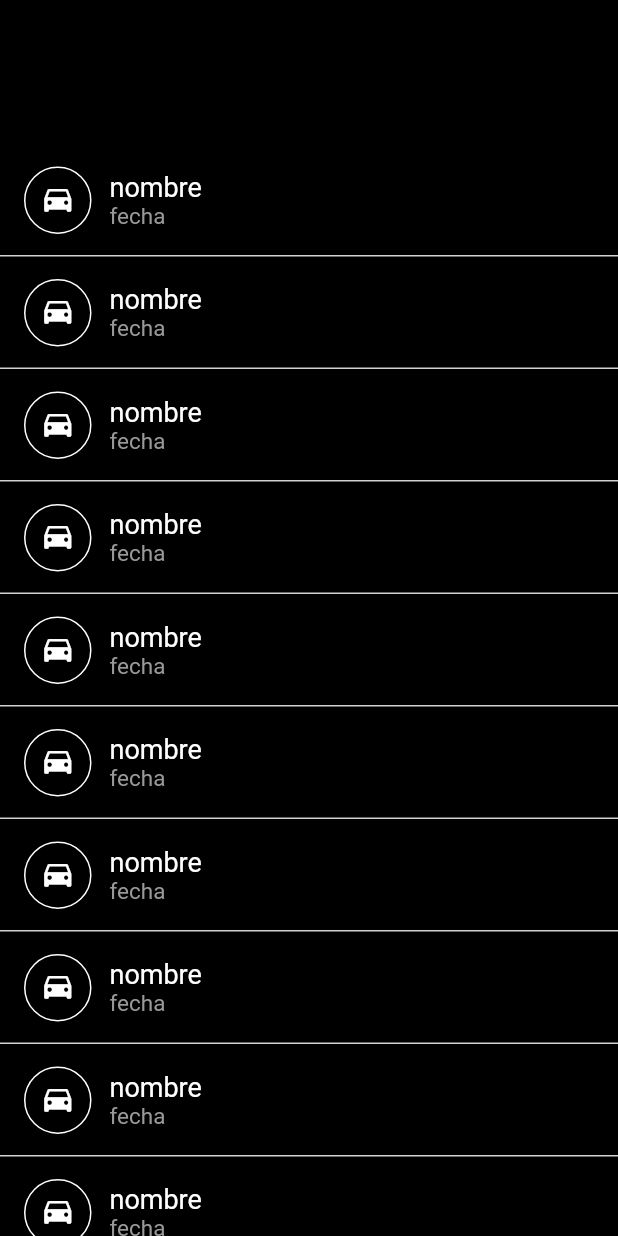
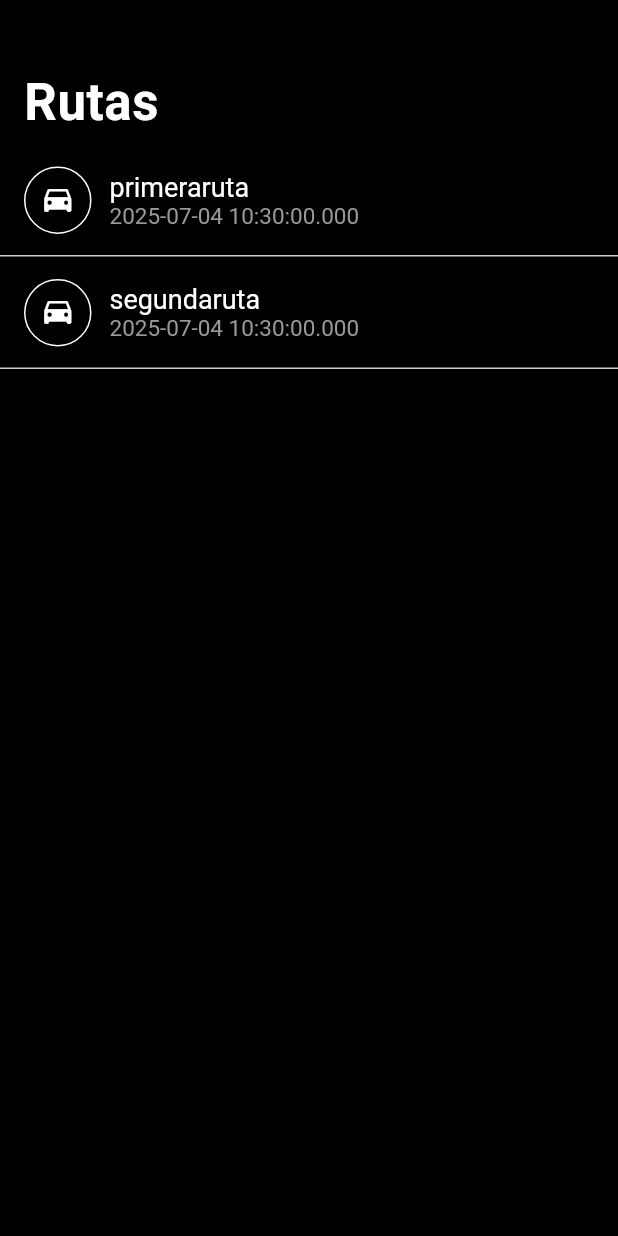
Before and after one commit to JoseManuelValderrama73/tramo, a Flutter app: the screen it shows after launch, on a phone screen of 412 x 824 dp. Run offline on Flutter 3.47's test engine with Material 3 defaults, Android fonts, the phone set to English and light mode, and no system bars; our stand-ins replace flutter_compass, geolocator, modal_bottom_sheet, stop_watch_timer.

Commit message:
trip popup y cambio a DateTime en los modelos

```diff
--- a/lib/main.dart
+++ b/lib/main.dart
@@ -3,8 +3,7 @@ import 'package:flutter/cupertino.dart';
 import 'package:geolocator/geolocator.dart';
 
 import 'package:tramo/logo.dart';
-import 'package:tramo/pages/trip.dart';
-import 'package:tramo/pages/launch.dart';
+import 'package:tramo/pages/trips/trip.dart';
 import 'package:tramo/pages/wrapper.dart';
 
 void main() {
--- a/lib/models.dart
+++ b/lib/models.dart
@@ -27,9 +27,9 @@ class Point {
 
 class TripInfo {
   late final String name;
-  late final String time;
-  late final String startTime;
-  late final String endTime;
+  late final DateTime time;
+  late final DateTime startTime;
+  late final DateTime endTime;
   late final Vehicle vehicle;
   double distance; // m
   List<Point> points = [];
@@ -39,16 +39,25 @@ class TripInfo {
   int? currentSlope;
 
   TripInfo() : distance = 0, vMax = 0, vAvg = 0, running = false;
+  TripInfo.test(this.name)
+    : distance = 0,
+      vMax = 0,
+      vAvg = 0,
+      running = false,
+      time = DateTime(1970, 1, 1, 0, 0, 0, 0, 0),
+      startTime = DateTime.now(),
+      endTime = DateTime.now(),
+      vehicle = Vehicle.car;
 
-  void start(String startTime) {
-    this.startTime = startTime;
+  void start() {
+    startTime = DateTime.now();
     running = true;
   }
 
-  void finish(String time, String end, String name, Vehicle vehicle) {
+  void finish(DateTime time, String name, Vehicle vehicle) {
     this.time = time;
     this.name = name;
-    endTime = end;
+    endTime = DateTime.now();
     running = false;
     this.vehicle = vehicle;
     // TODO: guardar en dtb
@@ -57,7 +66,7 @@ class TripInfo {
   void addPoint(Point p) {
     if (running) {
       points.add(p);
-      distance = distance + 20;
+      distance = distance + 0.02;
       int l = points.length;
       vAvg = ((vAvg! * (l - 1)) + p.v) / l;
       if (p.v > vMax!) vMax = p.v;
@@ -75,7 +84,7 @@ class TripInfo {
 
 class LaunchInfo {
   late final String name;
-  late final String startTime;
+  late final DateTime startTime;
   late final Vehicle vehicle;
   late final int vMax;
   String? zeroHundred;
@@ -87,8 +96,8 @@ class LaunchInfo {
       zeroTwohundred = null,
       zeroThreehundred = null;
 
-  void start(String startTime) {
-    this.startTime = startTime;
+  void start() {
+    startTime = DateTime.now();
   }
 
   void finish(String name, Vehicle vehicle, int vMax) {
--- a/lib/pages/home/home.dart
+++ b/lib/pages/home/home.dart
@@ -3,7 +3,7 @@ import 'package:stop_watch_timer/stop_watch_timer.dart';
 
 import 'package:tramo/constants.dart';
 import 'package:tramo/models.dart';
-import 'package:tramo/pages/home/distance.dart';
+import 'package:tramo/pages/home/widgets/distance.dart';
 import 'package:tramo/pages/home/widgets/hora.dart';
 import 'package:tramo/pages/home/widgets/std.dart';
 import 'package:tramo/pages/home/widgets/v.dart';
--- a/lib/pages/trip.dart
+++ /dev/null
@@ -1,77 +0,0 @@
-import 'package:flutter/cupertino.dart';
-import 'package:flutter/material.dart';
-import 'package:tramo/constants.dart';
-import 'package:tramo/models.dart';
-
-class TripTile extends StatelessWidget {
-  final TripInfo trip;
-
-  const TripTile({super.key, required this.trip});
-
-  @override
-  Widget build(BuildContext context) {
-    return Column(
-      crossAxisAlignment: CrossAxisAlignment.start,
-      children: [
-        Padding(
-          padding: const EdgeInsets.symmetric(horizontal: 16, vertical: 15),
-          child: Row(
-            children: [
-              Container(
-                width: 45,
-                height: 45,
-                decoration: BoxDecoration(
-                  shape: BoxShape.circle,
-                  border: Border.all(color: Colors.white, width: 1),
-                ),
-                child: Center(
-                  child: Icon(CupertinoIcons.car, color: Colors.white),
-                ),
-              ),
-              const SizedBox(width: 12),
-              Column(
-                crossAxisAlignment: CrossAxisAlignment.start,
-                children: [
-                  Text('nombre'),
-                  Text('fecha', style: subtextStyle),
-                ],
-              ),
-            ],
-          ),
-        ),
-        Divider(color: dividerColor, height: 0),
-      ],
-    );
-  }
-}
-
-class TripPage extends StatefulWidget {
-  const TripPage({super.key});
-
-  @override
-  State<TripPage> createState() => _TripPageState();
-}
-
-class _TripPageState extends State<TripPage> {
-  @override
-  Widget build(BuildContext context) {
-    return CustomScrollView(
-      slivers: <Widget>[
-        CupertinoSliverNavigationBar(
-          border: Border(bottom: BorderSide(color: dividerColor)),
-          alwaysShowMiddle: false,
-          middle: const Text(
-            'Rutas',
-            style: TextStyle(color: CupertinoColors.white, fontSize: 20),
-          ),
-          largeTitle: const Text('Rutas'),
-        ),
-        SliverList(
-          delegate: SliverChildBuilderDelegate((context, index) {
-            return TripTile(trip: TripInfo());
-          }, childCount: 100),
-        ),
-      ],
-    );
-  }
-}
--- /dev/null
+++ b/lib/pages/trips/trip.dart
@@ -0,0 +1,58 @@
+import 'package:flutter/cupertino.dart';
+
+import 'package:modal_bottom_sheet/modal_bottom_sheet.dart';
+
+import 'package:tramo/constants.dart';
+import 'package:tramo/models.dart';
+import 'package:tramo/pages/trips/trip_popup.dart';
+import 'package:tramo/pages/trips/trip_tile.dart';
+
+class TripPage extends StatefulWidget {
+  const TripPage({super.key});
+
+  @override
+  State<TripPage> createState() => _TripPageState();
+}
+
+class _TripPageState extends State<TripPage> {
+  void _showTripPopup(TripInfo trip) {
+    showCupertinoModalBottomSheet(
+      context: context,
+      expand: false, // set to true if you want it to expand fully
+      builder: (context) => TripPopup(trip: trip),
+    );
+  }
+
+  @override
+  Widget build(BuildContext context) {
+    List<TripInfo> trips = [
+      TripInfo.test('primeraruta'),
+      TripInfo.test('segundaruta'),
+    ];
+
+    return CupertinoPageScaffold(
+      child: CustomScrollView(
+        slivers: <Widget>[
+          CupertinoSliverNavigationBar(
+            border: Border(bottom: BorderSide(color: dividerColor)),
+            alwaysShowMiddle: false,
+            middle: const Text(
+              'Rutas',
+              style: TextStyle(color: CupertinoColors.white, fontSize: 20),
+            ),
+            largeTitle: const Text(
+              'Rutas',
+              style: TextStyle(color: CupertinoColors.white),
+            ),
+          ),
+          SliverList(
+            delegate: SliverChildBuilderDelegate((context, index) {
+              final trip = trips[index];
+              return TripTile(trip: trip, onTap: () => _showTripPopup(trip));
+            }, childCount: trips.length),
+          ),
+        ],
+      ),
+    );
+  }
+}
--- /dev/null
+++ b/lib/pages/trips/trip_tile.dart
@@ -0,0 +1,50 @@
+import 'package:flutter/cupertino.dart';
+import 'package:flutter/material.dart';
+import 'package:tramo/constants.dart';
+import 'package:tramo/models.dart';
+
+class TripTile extends StatelessWidget {
+  final TripInfo trip;
+  final VoidCallback onTap;
+
+  const TripTile({super.key, required this.trip, required this.onTap});
+
+  @override
+  Widget build(BuildContext context) {
+    return GestureDetector(
+      onTap: onTap,
+      child: Column(
+        crossAxisAlignment: CrossAxisAlignment.start,
+        children: [
+          Padding(
+            padding: const EdgeInsets.symmetric(horizontal: 16, vertical: 15),
+            child: Row(
+              children: [
+                Container(
+                  width: 45,
+                  height: 45,
+                  decoration: BoxDecoration(
+                    shape: BoxShape.circle,
+                    border: Border.all(color: Colors.white, width: 1),
+                  ),
+                  child: const Center(
+                    child: Icon(CupertinoIcons.car, color: Colors.white),
+                  ),
+                ),
+                const SizedBox(width: 12),
+                Column(
+                  crossAxisAlignment: CrossAxisAlignment.start,
+                  children: [
+                    Text(trip.name),
+                    Text(trip.startTime.toString(), style: subtextStyle),
+                  ],
+                ),
+              ],
+            ),
+          ),
+          Divider(color: dividerColor, height: 0),
+        ],
+      ),
+    );
+  }
+}
--- a/lib/pages/wrapper.dart
+++ b/lib/pages/wrapper.dart
@@ -4,7 +4,6 @@ import 'package:flutter/cupertino.dart';
 
 import 'package:stop_watch_timer/stop_watch_timer.dart';
 import 'package:geolocator/geolocator.dart';
-import 'package:intl/intl.dart';
 import 'package:tramo/pages/home/home.dart';
 
 import 'package:tramo/pages/home/widgets/botonera.dart';
@@ -102,7 +101,7 @@ class _WrapperState extends State<Wrapper> {
                       : Boton(
                           ontap: () {
                             if (!paused) {
-                              trip.start(dateFormat(DateTime.now()));
+                              trip.start();
                             }
                             setState(() {
                               _st.onStartTimer();
@@ -118,8 +117,7 @@ class _WrapperState extends State<Wrapper> {
                         _st.onResetTimer();
                         paused = false;
                         trip.finish(
-                          _st.toString(),
-                          DateFormat('hh:mm').format(DateTime.now()),
+                          DateTime.parse(_st.toString()),
                           "nombre",
                           Vehicle.other,
                         );
--- a/pubspec.yaml
+++ b/pubspec.yaml
@@ -39,6 +39,7 @@ dependencies:
   intl: ^0.20.2
   flutter_compass: ^0.8.1
   provider: ^6.1.5
+  modal_bottom_sheet: ^3.0.0
 
 dev_dependencies:
   flutter_test:
```
Also changed, not shown: lib/constants.dart (+7 -11 lines), lib/pages/launch.dart (+56 -7 lines), lib/pages/trips/trip_popup.dart (added, +93 -0 lines), lib/pages/trips/widgets/map_img.dart (added, +15 -0 lines), lib/pages/home/widgets/distance.dart (renamed from lib/pages/home/distance.dart), pubspec.lock.
